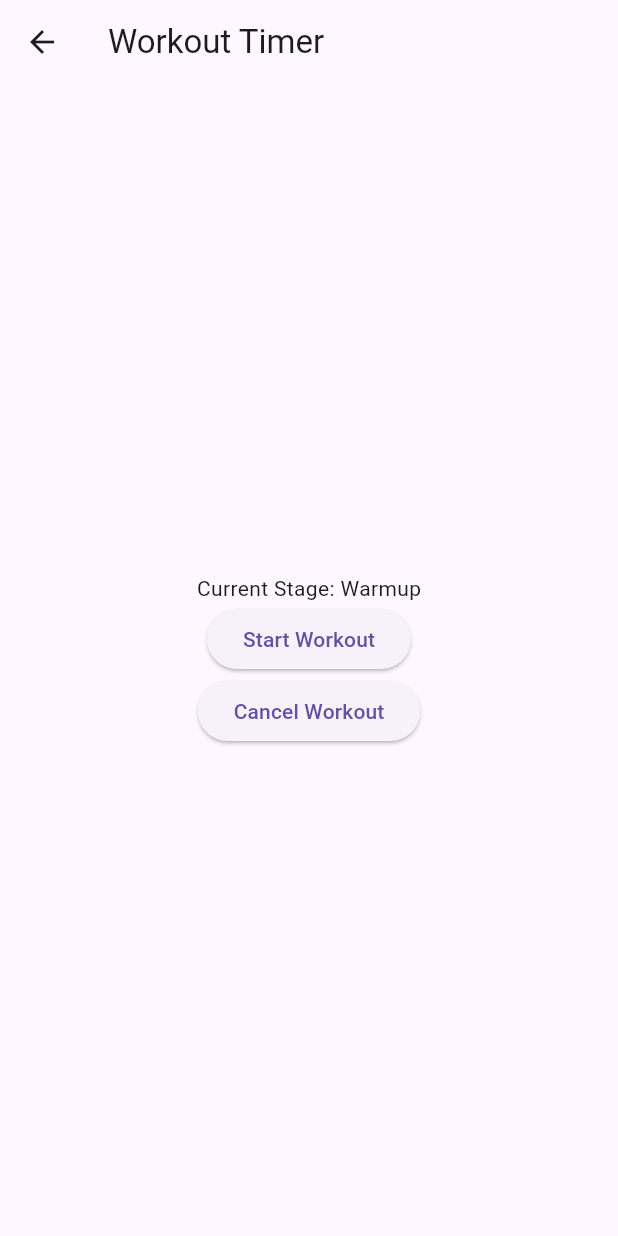
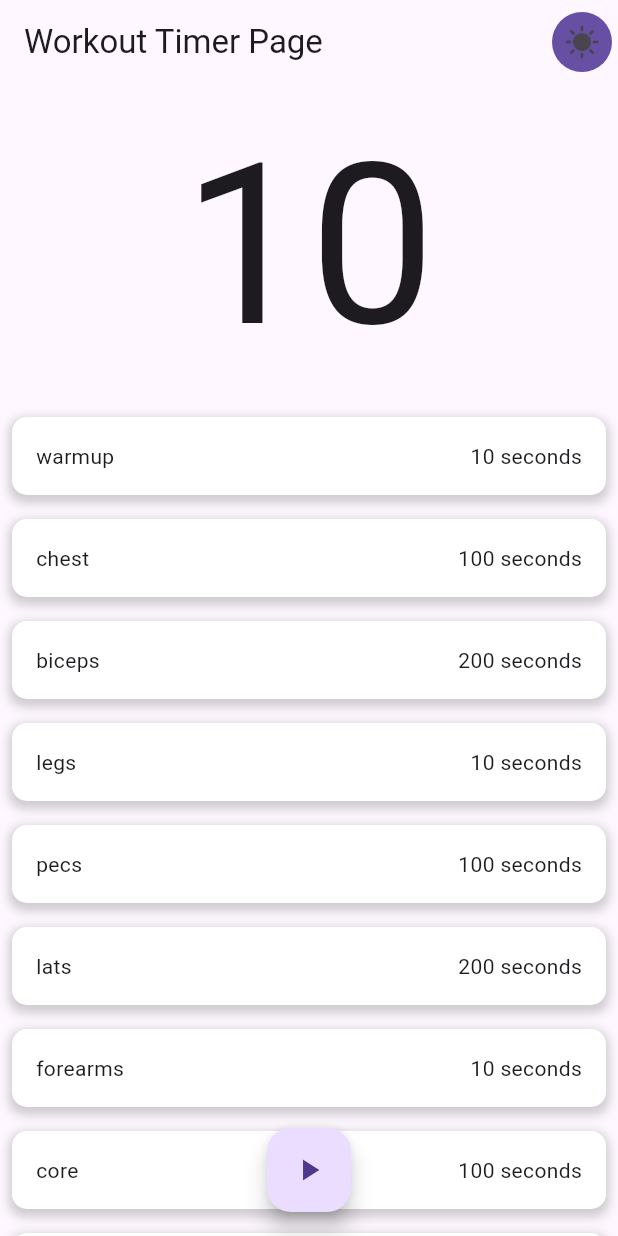
Before and after one commit to ankur2753/last_breath, a Flutter app: the WorkoutTimerPage screen opened directly, on a phone screen of 412 x 824 dp. Run offline on Flutter 3.47's test engine with Material 3 defaults, Android fonts, the phone set to English and light mode, and no system bars; our stand-ins replace shared_preferences; accounts and stored records are empty; generated files the repository leaves out were written again.

Commit message:
Timer Runnning, paly pause timer, change theme, etc basic

```diff
--- a/lib/src/components/workout_timer_page.dart
+++ b/lib/src/components/workout_timer_page.dart
@@ -1,54 +1,88 @@
 import 'package:flutter/material.dart';
-import 'package:last_breath/src/timer_screen/workoutstage.dart';
+import 'package:last_breath/src/components/timer.dart';
+import 'package:last_breath/src/settings/settings_controller.dart';
+import 'package:last_breath/src/timer_screen/timer_controller.dart';
+import 'package:provider/provider.dart';
 
-class WorkoutTimerPage extends StatefulWidget {
-  const WorkoutTimerPage({super.key});
-
-  @override
-  WorkoutTimerPageState createState() => WorkoutTimerPageState();
-}
-
-class WorkoutTimerPageState extends State<WorkoutTimerPage> {
-  final WorkoutTimerService _timerService = WorkoutTimerService();
-
-  @override
-  void initState() {
-    super.initState();
-    // Example workout stages
-    _timerService.addStage(
-        WorkoutStage(name: "Warmup", duration: const Duration(seconds: 10)));
-    _timerService.addStage(
-        WorkoutStage(name: "Chest", duration: const Duration(seconds: 20)));
-    _timerService.addStage(
-        WorkoutStage(name: "Biceps", duration: const Duration(seconds: 15)));
-  }
-
+class WorkoutTimerPage extends StatelessWidget {
   @override
   Widget build(BuildContext context) {
+    return Consumer<TimerController>(builder: (context, timerProvider, child) {
       return Scaffold(
-      appBar: AppBar(title: const Text("Workout Timer")),
+        appBar: AppBar(
+          title: const Text('Workout Timer Page'),
+          actions: [
+            IconButton.filled(
+                onPressed: () {
+                  final settingsController =
+                      Provider.of<SettingsController>(context, listen: false);
+                  final currentThemeMode = settingsController.themeMode;
+                  final newThemeMode = currentThemeMode == ThemeMode.light
+                      ? ThemeMode.dark
+                      : ThemeMode.light;
+                  settingsController.updateThemeMode(newThemeMode);
+                },
+                icon: const Icon(Icons.sunny))
+          ],
+        ),
         body: Center(
           child: Column(
-          mainAxisAlignment: MainAxisAlignment.center,
-          children: <Widget>[
-            if (_timerService.stages.isNotEmpty)
-              Text(
-                  "Current Stage: ${_timerService.stages[_timerService.currentStageIndex].name}"),
-            ElevatedButton(
-              onPressed: () => setState(() {
-                _timerService.startWorkout();
-              }),
-              child: Text("Start Workout"),
+            children: [
+              TimerComponent(
+                  duration: timerProvider.currenntWorkOut.duration.inSeconds),
+              Expanded(
+                child: ListView.builder(
+                  itemCount: timerProvider.workoutList.length,
+                  itemBuilder: (context, index) {
+                    final workout = timerProvider.workoutList[index];
+                    return GestureDetector(
+                      onTap: () {
+                        timerProvider.currentStage = index;
+                      },
+                      child: Padding(
+                        padding: const EdgeInsets.all(8.0),
+                        child: Container(
+                          decoration: BoxDecoration(
+                            color: Colors.white,
+                            borderRadius: BorderRadius.circular(10),
+                            boxShadow: [
+                              BoxShadow(
+                                color: Colors.grey.withOpacity(0.5),
+                                spreadRadius: 2,
+                                blurRadius: 5,
+                                offset: Offset(0, 3),
                               ),
-            ElevatedButton(
-              onPressed: () => setState(() {
-                _timerService.cancelWorkout();
-              }),
-              child: Text("Cancel Workout"),
+                            ],
+                          ),
+                          child: Padding(
+                            padding: const EdgeInsets.all(16.0),
+                            child: Row(
+                              mainAxisAlignment: MainAxisAlignment.spaceBetween,
+                              children: [
+                                Text(workout.name),
+                                Text('${workout.duration.inSeconds} seconds'),
+                              ],
+                            ),
+                          ),
+                        ),
+                      ),
+                    );
+                  },
+                ),
               ),
             ],
           ),
         ),
+        floatingActionButton: FloatingActionButton(
+          onPressed: () {
+            timerProvider.toggleTimerState();
+          },
+          child: Icon(
+            timerProvider.timerState ? Icons.pause : Icons.play_arrow,
+          ),
+        ),
+        floatingActionButtonLocation: FloatingActionButtonLocation.centerFloat,
       );
+    });
   }
 }
--- a/lib/src/settings/settings_service.dart
+++ b/lib/src/settings/settings_service.dart
@@ -9,7 +9,7 @@ import 'dart:convert';
 /// you'd like to store settings on a web server, use the http package.
 class SettingsService {
   /// Loads the User's preferred ThemeMode from local or remote storage.
-  Future<ThemeMode> themeMode() async => ThemeMode.system;
+  Future<ThemeMode> themeMode() async => ThemeMode.light;
 
   /// Persists the user's preferred ThemeMode to local or remote storage.
   Future<void> updateThemeMode(ThemeMode theme) async {
--- a/lib/src/timer_screen/timer_controller.dart
+++ b/lib/src/timer_screen/timer_controller.dart
@@ -1,14 +1,50 @@
+import 'dart:async';
+
 import 'package:flutter/material.dart';
 import 'package:last_breath/src/timer_screen/workoutstage.dart';
 
 class TimerController extends ChangeNotifier {
-  late List<WorkoutStage> _workoutStage;
-  int currentStage = 0;
-  WorkoutStage get currentWorkout => _workoutStage[currentStage];
-  bool isTimmerRunning = false;
+  late List<WorkoutStage> _workoutStage = [
+    WorkoutStage(name: "warmup", duration: const Duration(seconds: 10)),
+    WorkoutStage(name: "chest", duration: const Duration(seconds: 100)),
+    WorkoutStage(name: "biceps", duration: const Duration(seconds: 200)),
+    WorkoutStage(name: "legs", duration: const Duration(seconds: 10)),
+    WorkoutStage(name: "pecs", duration: const Duration(seconds: 100)),
+    WorkoutStage(name: "lats", duration: const Duration(seconds: 200)),
+    WorkoutStage(name: "forearms", duration: const Duration(seconds: 10)),
+    WorkoutStage(name: "core", duration: const Duration(seconds: 100)),
+    WorkoutStage(name: "glutes", duration: const Duration(seconds: 200)),
+  ];
+  int _currentStage = 0;
+  List<WorkoutStage> get workoutList => _workoutStage;
+  WorkoutStage get currenntWorkOut => _workoutStage[currentStage];
+  bool _isTimmerRunning = false;
+
+  bool get timerState => _isTimmerRunning;
+  int get currentStage => _currentStage;
+
+  set currentStage(int value) {
+    _currentStage = value;
+    notifyListeners();
+  }
 
   void nextWorkOut() {
     currentStage++;
     notifyListeners();
   }
+
+  void toggleTimerState() {
+    _isTimmerRunning = !_isTimmerRunning;
+    notifyListeners();
+  }
+
+  void loadSession() {
+    //load the list of workout stages
+    _workoutStage = [
+      WorkoutStage(name: "warmup", duration: const Duration(seconds: 10)),
+      WorkoutStage(name: "test", duration: const Duration(seconds: 100)),
+      WorkoutStage(name: "asd", duration: const Duration(seconds: 200)),
+    ];
+    notifyListeners();
+  }
 }
--- a/pubspec.yaml
+++ b/pubspec.yaml
@@ -13,6 +13,7 @@ environment:
 dependencies:
   flutter:
     sdk: flutter
+  provider: ^6.0.0
   flutter_localizations:
     sdk: flutter
   shared_preferences: ^2.0.8
```
Also changed, not shown: lib/main.dart (+11 -2 lines), lib/src/app.dart (+9 -33 lines), lib/src/components/timer.dart (+22 -2 lines), pubspec.lock. Lines whose indentation alone changed are shown as unchanged.
